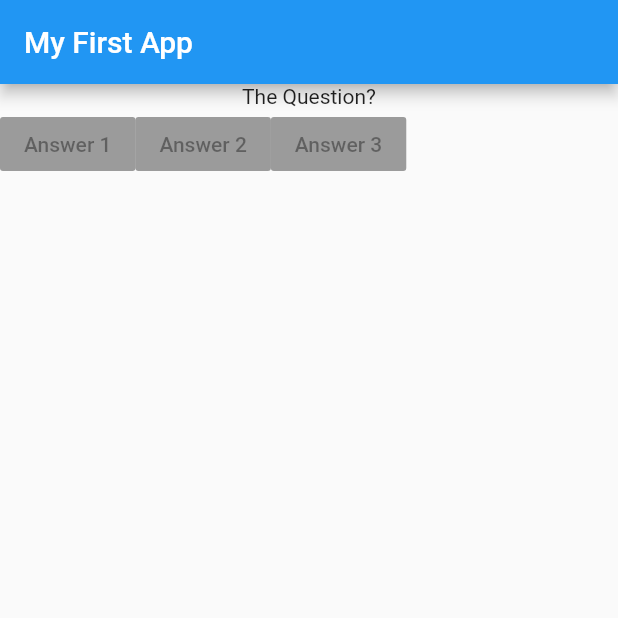
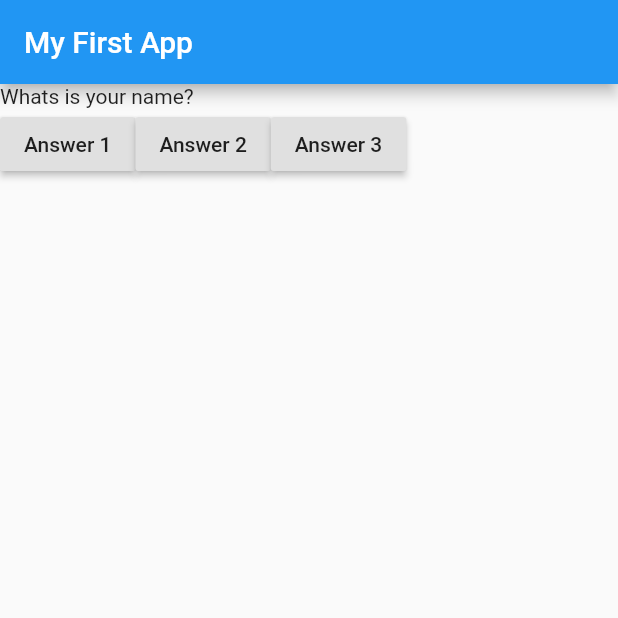
Before and after one commit to marcelfonteles/flutter-app-01, a Flutter app: the screen it shows after launch, on a phone screen of 412 x 824 dp, the top half of it. Run offline on Flutter 3.47's test engine with Material 2 defaults, Android fonts, the phone set to English and light mode, and no system bars.

Commit message:
learning about flutter

```diff
--- a/lib/main.dart
+++ b/lib/main.dart
@@ -6,7 +6,25 @@ import 'package:flutter/material.dart';
 
 void main() => runApp(MyApp());
 
-class MyApp extends StatelessWidget {
+class MyApp extends StatefulWidget {
+  @override
+  State<StatefulWidget> createState() {
+    // Some code here...
+    return MyAppState();
+  }
+}
+
+class MyAppState extends State<MyApp> {
+  var index2 = 0;
+  var questions = ["Whats is your name?", "What\'s is your favorite color?"];
+
+  void answerQuestion() {
+    setState(() {
+      index2 += 1;
+    });
+    print(index2);
+  }
+
   @override
   Widget build(BuildContext ctx) {
     return MaterialApp(
@@ -14,18 +32,28 @@ class MyApp extends StatelessWidget {
         appBar: AppBar(
           title: Text("My First App"),
         ),
-        body: Column(
-          children: [
-            Text("The Question?"),
-            Row(
-              children: [
-                RaisedButton(child: Text("Answer 1")),
-                RaisedButton(child: Text("Answer 2")),
-                RaisedButton(child: Text("Answer 3")),
-              ]
-            )
-          ]
-        ),
+        body: Column(children: [
+          Row(children: [
+            Text(questions.elementAt(index2)),
+          ]),
+          Row(children: [
+            RaisedButton(
+              child: Text("Answer 1"),
+              onPressed: answerQuestion,
+            ),
+            RaisedButton(
+              child: Text("Answer 2"),
+              onPressed: () => print("Anwser 2"),
+            ),
+            RaisedButton(
+              child: Text("Answer 3"),
+              onPressed: () {
+                // Do some stuff..
+                print("Anwser 3.");
+              },
+            ),
+          ]),
+        ]),
       ),
     );
   }
```
